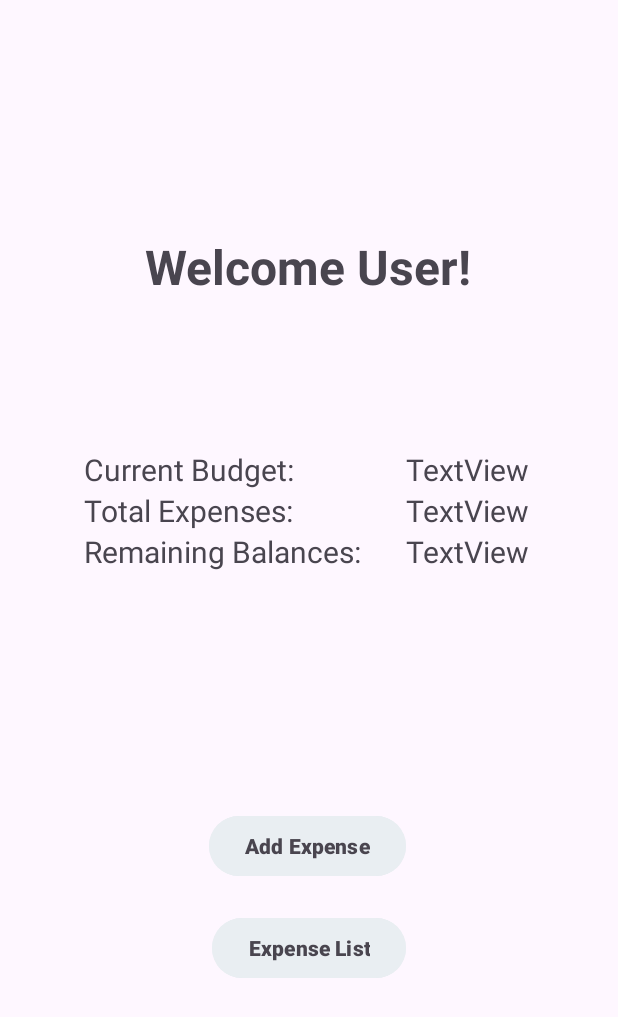
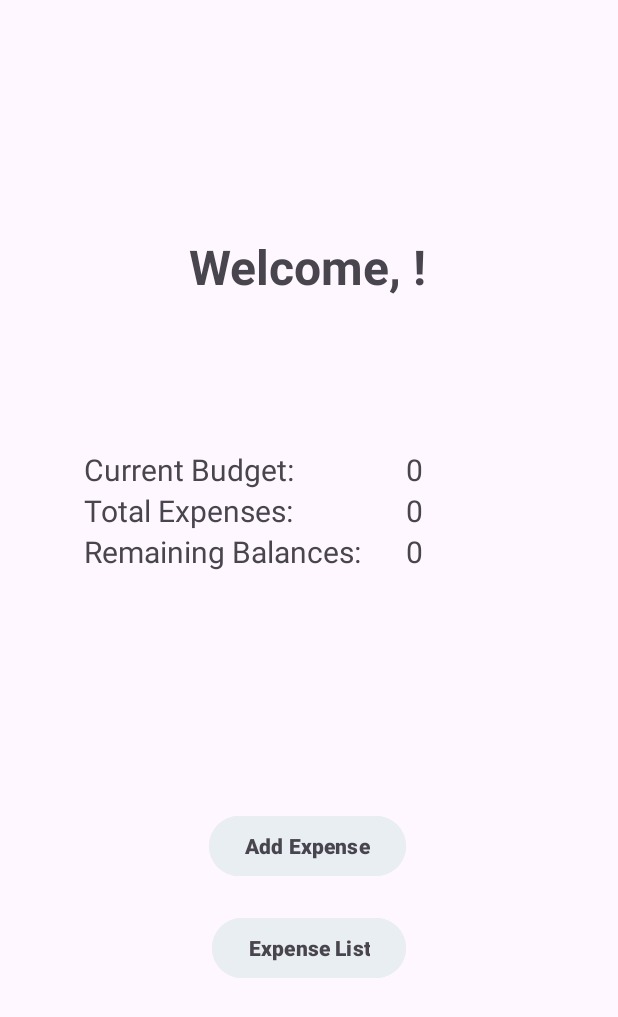
Before and after one commit to jjuliekim/Expense-Tracker-App, an Android app: the screen it shows after launch (DashboardActivity), after a tap on "Sign Up / Register", on a phone screen of 412 x 824 dp. Shown: the top 1017 px of the screen. Run offline under Robolectric (Android 15) with nearby library versions, the phone set to English and light mode, and no system bars.

Commit message:
login shared pref

```diff
--- a/app/src/main/java/com/example/kim_j_project2/DashboardActivity.java
+++ b/app/src/main/java/com/example/kim_j_project2/DashboardActivity.java
@@ -1,6 +1,8 @@
 package com.example.kim_j_project2;
 
+import android.content.Intent;
 import android.os.Bundle;
+import android.widget.TextView;
 
 import androidx.activity.EdgeToEdge;
 import androidx.appcompat.app.AppCompatActivity;
@@ -20,5 +22,22 @@ public class DashboardActivity extends AppCompatActivity {
             v.setPadding(systemBars.left, systemBars.top, systemBars.right, systemBars.bottom);
             return insets;
         });
+
+        // retrieve info from login activity
+        Intent myIntent = getIntent();
+        String username = myIntent.getStringExtra("username");
+        String budget = myIntent.getStringExtra("budget");
+        String expense = myIntent.getStringExtra("expense");
+        String balance = myIntent.getStringExtra("balance");
+
+        // set xml texts
+        TextView welcomeText = findViewById(R.id.welcomeText);
+        welcomeText.setText(String.format("Welcome, %s!", username));
+        TextView budgetText = findViewById(R.id.currBudgetText);
+        budgetText.setText(budget);
+        TextView expenseText = findViewById(R.id.totalExpText);
+        expenseText.setText(expense);
+        TextView balanceText = findViewById(R.id.balanceText);
+        balanceText.setText(balance);
     }
 }
--- a/app/src/main/java/com/example/kim_j_project2/LoginActivity.java
+++ b/app/src/main/java/com/example/kim_j_project2/LoginActivity.java
@@ -43,12 +43,18 @@ public class LoginActivity extends AppCompatActivity {
         // check if username already exists
         SharedPreferences sharedPreferences = getSharedPreferences("LoginData", MODE_PRIVATE);
         Intent myIntent = new Intent(LoginActivity.this, DashboardActivity.class); // from, to
-        if (sharedPreferences.contains(username)) {
+        if (sharedPreferences.contains(username + "_password")) {
             // validate password
-            String sharedPrefPw = sharedPreferences.getString(username, null);
+            String sharedPrefPw = sharedPreferences.getString(username + "_password", null);
             if (password.equals(sharedPrefPw)) { // successfully logged in
                 Toast.makeText(view.getContext(), "Logging In", Toast.LENGTH_LONG).show();
                 myIntent.putExtra("username", username);
+                String budget = sharedPreferences.getString(username + "_budget", "0");
+                String expense = sharedPreferences.getString(username + "_expense", "0");
+                String balance = sharedPreferences.getString(username + "_balance", "0");
+                myIntent.putExtra("budget", budget);
+                myIntent.putExtra("expense", expense);
+                myIntent.putExtra("balance", balance);
                 startActivity(myIntent);
             } else { // incorrect login
                 Toast.makeText(view.getContext(), "Invalid Login", Toast.LENGTH_SHORT).show();
@@ -59,9 +65,15 @@ public class LoginActivity extends AppCompatActivity {
             // register user
             Toast.makeText(view.getContext(), "Registered", Toast.LENGTH_SHORT).show();
             SharedPreferences.Editor editor = sharedPreferences.edit();
-            editor.putString(username, password);
+            editor.putString(username + "_password", password);
+            editor.putString(username + "_budget", "0");
+            editor.putString(username + "_expense", "0");
+            editor.putString(username + "_balance", "0");
             editor.apply();
             myIntent.putExtra("username", username);
+            myIntent.putExtra("budget", "0");
+            myIntent.putExtra("expense", "0");
+            myIntent.putExtra("balance", "0");
             startActivity(myIntent);
         }
     }
```
